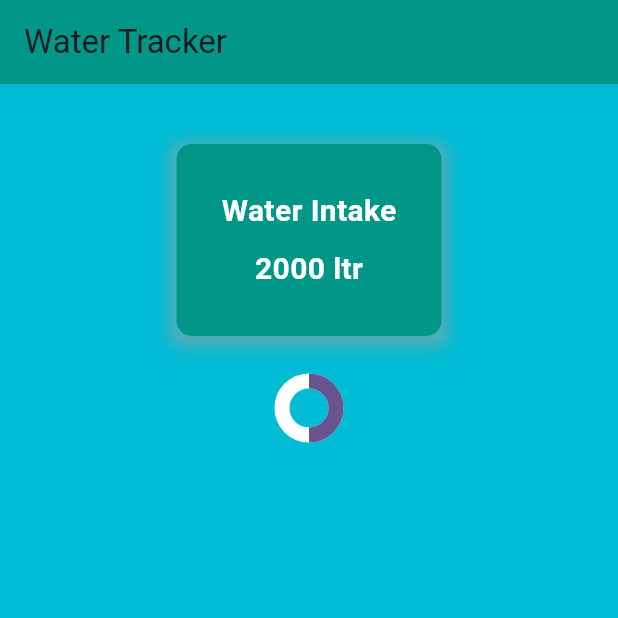
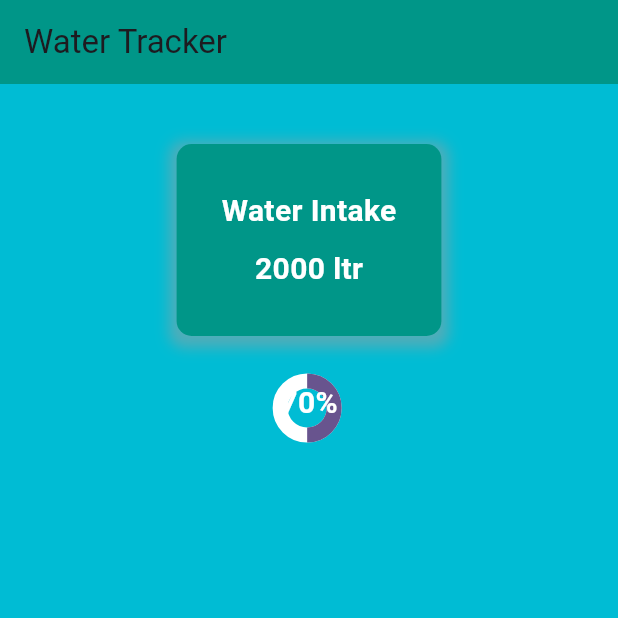
Before and after one commit to MIR-RIAZUL/watertank, a Flutter app: the screen it shows after launch, on a phone screen of 412 x 824 dp, the top half of it. Run offline on Flutter 3.47's test engine with Material 3 defaults, Android fonts, the phone set to English and light mode, and no system bars.

Commit message:
design of circle indicator

```diff
--- a/lib/water_tracker.dart
+++ b/lib/water_tracker.dart
@@ -61,11 +61,24 @@ class _water_trackerState extends State<water_tracker> {
               ),
             ),
             SizedBox(height: 30),
-            CircularProgressIndicator(
-              backgroundColor: Colors.white,
-              strokeWidth: 10,
-              value: 0.5,
-              // valueColor: AlwaysStoppedAnimation<Color>(Colors.red),
+            Stack(
+              // alignment: Alignment.center,
+              children: [
+                CircularProgressIndicator(
+                  backgroundColor: Colors.white,
+                  strokeWidth: 10,
+                  value: 0.5,
+                  // valueColor: AlwaysStoppedAnimation<Color>(Colors.red),
+                ),
+                Text(
+                  "70%",
+                  style: TextStyle(
+                    fontSize: 20,
+                    color: Colors.white,
+                    fontWeight: FontWeight.bold,
+                  ),
+                ),
+              ],
             ),
           ],
         )),
```
